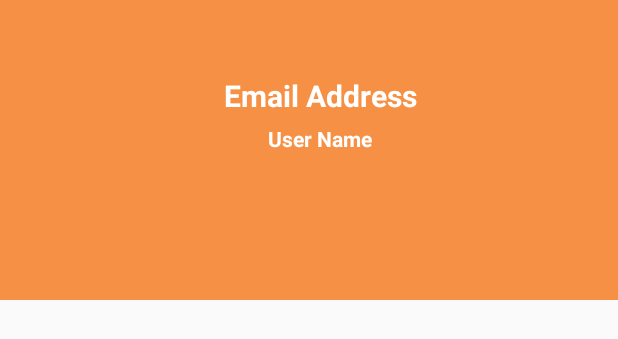
After one commit to ashar312/RapidLine, an Android app: the layout header_drawer.xml on its own in the app's theme, with its tools: preview values and no code run, on a phone screen of 412 x 824 dp. The commit adds this screen. Shown: the top 339 px of the screen. Run offline under Robolectric (Android 15) with nearby library versions, the phone set to English and light mode, and no system bars.

Commit message:
second commit

```diff
--- a/app/build.gradle
+++ b/app/build.gradle
@@ -24,6 +24,7 @@ dependencies {
     implementation 'androidx.appcompat:appcompat:1.1.0'
     implementation 'androidx.constraintlayout:constraintlayout:1.1.3'
     testImplementation 'junit:junit:4.12'
+    implementation 'com.google.android.material:material:1.0.0'
     androidTestImplementation 'androidx.test.ext:junit:1.1.0'
     androidTestImplementation 'androidx.test.espresso:espresso-core:3.2.0'
 }
--- /dev/null
+++ b/app/src/main/res/layout/header_drawer.xml
@@ -0,0 +1,41 @@
+<?xml version="1.0" encoding="utf-8"?>
+<LinearLayout xmlns:android="http://schemas.android.com/apk/res/android"
+    xmlns:app="http://schemas.android.com/apk/res-auto"
+    android:orientation="vertical"
+    android:background="@color/Brown"
+    android:paddingLeft="15dp"
+    android:layout_gravity="left"
+    android:layout_width="match_parent"
+    android:layout_height="200dp">
+
+    <LinearLayout
+        android:layout_width="wrap_content"
+        android:layout_height="wrap_content"
+        android:gravity="center_vertical"
+        android:layout_gravity="center"
+        android:layout_marginTop="50dp"
+        android:orientation="vertical">
+
+        <TextView
+            android:layout_width="wrap_content"
+            android:layout_height="wrap_content"
+            android:text="Email Address"
+            android:textColor="@color/white"
+            android:textSize="20dp"
+            android:textStyle="bold" />
+
+        <TextView
+            android:id="@+id/Username_Drawer"
+            android:layout_width="match_parent"
+            android:layout_height="wrap_content"
+            android:layout_marginTop="5dp"
+            android:gravity="center"
+            android:text="User Name"
+            android:textColor="@color/white"
+            android:textSize="14dp"
+            android:textStyle="bold" />
+
+    </LinearLayout>
+
+
+</LinearLayout>
--- a/app/src/main/res/values/strings.xml
+++ b/app/src/main/res/values/strings.xml
@@ -1,3 +1,5 @@
 <resources>
     <string name="app_name">RapidLine</string>
+    <string name="drawerOpen">drawerOpen</string>
+    <string name="drawerClose">drawerClose</string>
 </resources>
```
Also changed, not shown: app/src/main/java/com/project/rapidline/HomeScreens/Home.java (+65 -1 lines), app/src/main/res/layout/activity_home.xml (+22 -2 lines), app/src/main/res/menu/menu_item.xml (added, +35 -0 lines).
